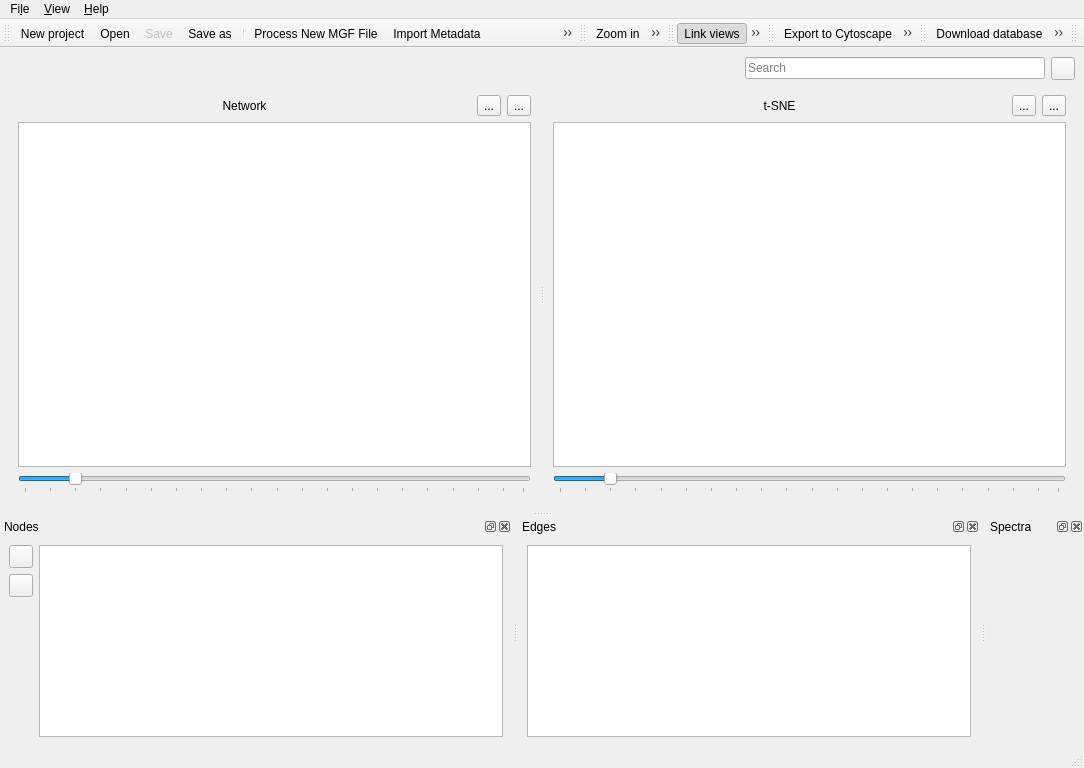
metgem/metgem, file lib/ui/main_window.ui: the form before one commit.
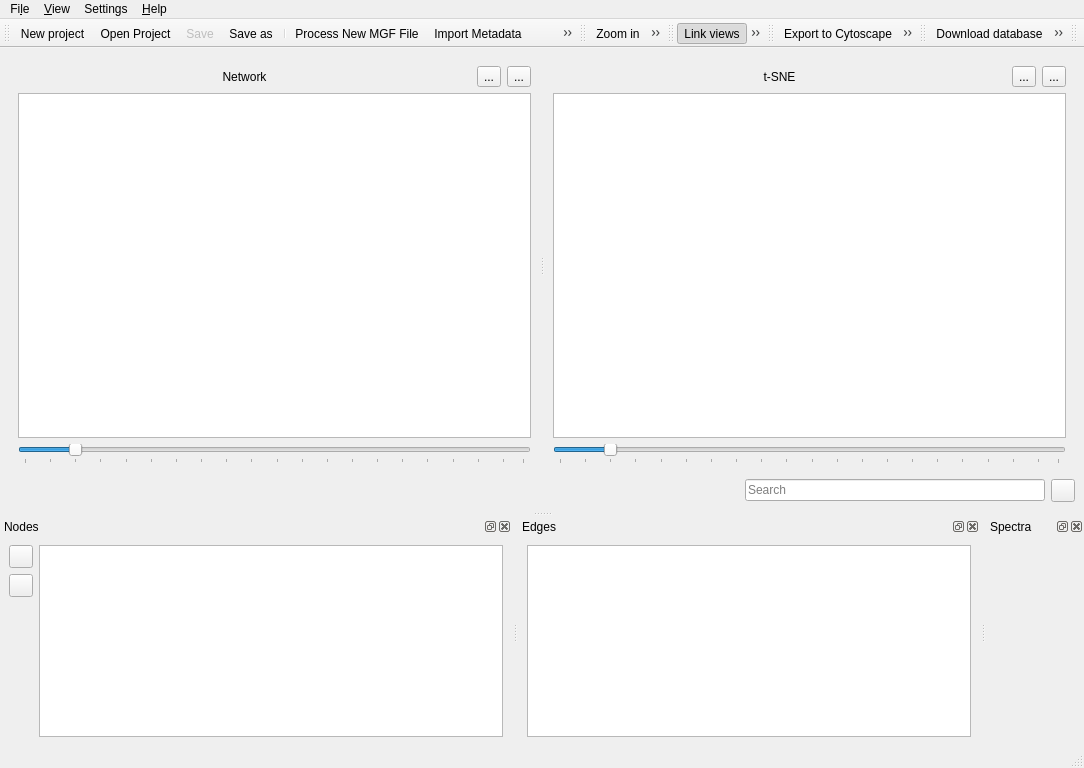
The form after the commit. Icons and pictures are not drawn. Custom widgets are drawn as their Qt base class.

Commit message: Add menu item to reset positions of docked widgets

Diff of the .ui file:
```diff
--- a/lib/ui/main_window.ui
+++ b/lib/ui/main_window.ui
@@ -25,74 +25,8 @@
   </property>
   <widget class="QWidget" name="centralwidget">
    <layout class="QVBoxLayout" name="verticalLayout_5">
-    <item>
-     <layout class="QHBoxLayout" name="layoutSearch">
-      <item>
-       <spacer name="horizontalSpacer">
-        <property name="orientation">
-         <enum>Qt::Horizontal</enum>
-        </property>
-        <property name="sizeHint" stdset="0">
-         <size>
-          <width>40</width>
-          <height>20</height>
-         </size>
-        </property>
-       </spacer>
-      </item>
-      <item>
-       <widget class="QLineEdit" name="leSearch">
-        <property name="sizePolicy">
-         <sizepolicy hsizetype="Fixed" vsizetype="Fixed">
-          <horstretch>0</horstretch>
-          <verstretch>0</verstretch>
-         </sizepolicy>
-        </property>
-        <property name="minimumSize">
-         <size>
-          <width>300</width>
-          <height>0</height>
-         </size>
-        </property>
-        <property name="maximumSize">
-         <size>
-          <width>16777215</width>
-          <height>16777215</height>
-         </size>
-        </property>
-        <property name="baseSize">
-         <size>
-          <width>0</width>
-          <height>0</height>
-         </size>
-        </property>
-        <property name="placeholderText">
-         <string>Search</string>
-        </property>
-       </widget>
-      </item>
-      <item>
-       <widget class="QToolButton" name="btSearch">
-        <property name="text">
-         <string/>
-        </property>
-        <property name="icon">
-         <iconset resource="ui.qrc">
-          <normaloff>:/icons/images/system-search.svg</normaloff>:/icons/images/system-search.svg</iconset>
-        </property>
-        <property name="popupMode">
-         <enum>QToolButton::InstantPopup</enum>
-        </property>
-       </widget>
-      </item>
-     </layout>
-    </item>
     <item>
      <widget class="QSplitter" name="splitter">
-      <property name="orientation">
-       <enum>Qt::Vertical</enum>
-      </property>
-      <widget class="QSplitter" name="splitter2">
        <property name="sizePolicy">
         <sizepolicy hsizetype="Expanding" vsizetype="Expanding">
          <horstretch>0</horstretch>
@@ -299,7 +233,68 @@
         </layout>
        </widget>
       </widget>
-     </widget>
+    </item>
+    <item>
+     <layout class="QHBoxLayout" name="layoutSearch">
+      <item>
+       <spacer name="horizontalSpacer">
+        <property name="orientation">
+         <enum>Qt::Horizontal</enum>
+        </property>
+        <property name="sizeHint" stdset="0">
+         <size>
+          <width>40</width>
+          <height>20</height>
+         </size>
+        </property>
+       </spacer>
+      </item>
+      <item>
+       <widget class="QLineEdit" name="leSearch">
+        <property name="sizePolicy">
+         <sizepolicy hsizetype="Fixed" vsizetype="Fixed">
+          <horstretch>0</horstretch>
+          <verstretch>0</verstretch>
+         </sizepolicy>
+        </property>
+        <property name="minimumSize">
+         <size>
+          <width>300</width>
+          <height>0</height>
+         </size>
+        </property>
+        <property name="maximumSize">
+         <size>
+          <width>16777215</width>
+          <height>16777215</height>
+         </size>
+        </property>
+        <property name="baseSize">
+         <size>
+          <width>0</width>
+          <height>0</height>
+         </size>
+        </property>
+        <property name="placeholderText">
+         <string>Search</string>
+        </property>
+       </widget>
+      </item>
+      <item>
+       <widget class="QToolButton" name="btSearch">
+        <property name="text">
+         <string/>
+        </property>
+        <property name="icon">
+         <iconset resource="ui.qrc">
+          <normaloff>:/icons/images/system-search.svg</normaloff>:/icons/images/system-search.svg</iconset>
+        </property>
+        <property name="popupMode">
+         <enum>QToolButton::InstantPopup</enum>
+        </property>
+       </widget>
+      </item>
+     </layout>
     </item>
    </layout>
   </widget>
@@ -340,8 +335,16 @@
     <addaction name="actionViewCompareSpectrum"/>
     <addaction name="separator"/>
    </widget>
+   <widget class="QMenu" name="menuSettings">
+    <property name="title">
+     <string>Settings</string>
+    </property>
+    <addaction name="actionPreferences"/>
+    <addaction name="actionResetLayout"/>
+   </widget>
    <addaction name="menuFile"/>
    <addaction name="menuView"/>
+   <addaction name="menuSettings"/>
    <addaction name="menuAbout"/>
   </widget>
   <widget class="QStatusBar" name="statusbar"/>
@@ -365,7 +368,7 @@
    <addaction name="actionImportGroupMapping"/>
    <addaction name="separator"/>
    <addaction name="actionCurrentParameters"/>
-   <addaction name="actionSettings"/>
+   <addaction name="actionPreferences"/>
   </widget>
   <widget class="QToolBar" name="tbView">
    <property name="windowTitle">
@@ -630,7 +633,7 @@
      <normaloff>:/icons/images/document-open.svg</normaloff>:/icons/images/document-open.svg</iconset>
    </property>
    <property name="text">
-    <string>&amp;Open...</string>
+    <string>&amp;Open Project...</string>
    </property>
    <property name="toolTip">
     <string>Open project</string>
@@ -996,7 +999,7 @@
      <normaloff>:/icons/images/preferences-system.svg</normaloff>:/icons/images/preferences-system.svg</iconset>
    </property>
    <property name="text">
-    <string>Settings</string>
+    <string>&amp;Preferences</string>
    </property>
    <property name="toolTip">
     <string>Change application settings</string>
```
Left out of the diff: 17 changed lines with no effect on the pictures. Lines whose indentation alone changed are shown as unchanged. The commit also changes 3 other files.
